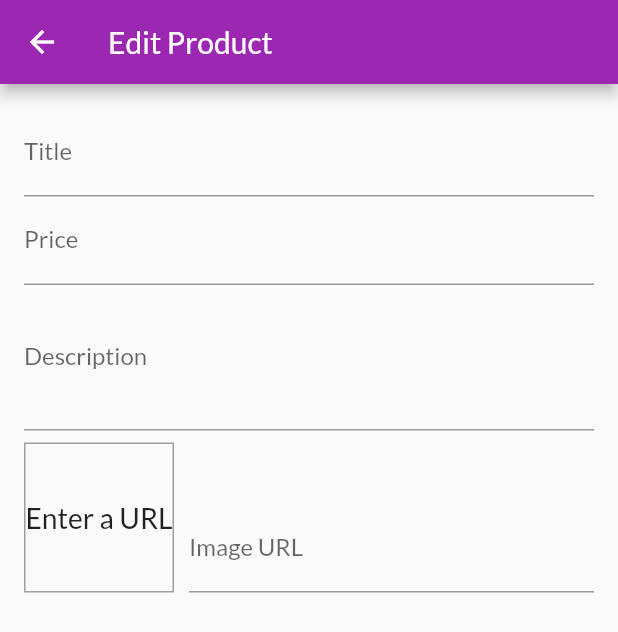
After one commit to brunoAbe26/udemy_flutter, a Flutter app: the EditProductScreen screen opened by its route, on a phone screen of 412 x 824 dp. The commit adds this screen. Shown: the top 632 px of the screen. Run offline on Flutter 3.47's test engine with Material 2 defaults, Android fonts, the phone set to English and light mode, and no system bars; network calls fail.

Commit message:
Criado edit_product_screen

```diff
--- a/lib/main.dart
+++ b/lib/main.dart
@@ -3,6 +3,7 @@ import 'package:provider/provider.dart';
 import 'package:shop_app/providers/cart.dart';
 import 'package:shop_app/providers/orders.dart';
 import 'package:shop_app/screens/cart_screen.dart';
+import 'package:shop_app/screens/edit_product_screen.dart';
 import 'package:shop_app/screens/orders_screen.dart';
 import 'package:shop_app/screens/product_detail_screen.dart';
 import 'package:shop_app/screens/products_overview_screen.dart';
@@ -39,6 +40,7 @@ class MyApp extends StatelessWidget {
           CartScreen.routeName: (ctx) => CartScreen(),
           OrdersScreen.routeName: (ctx) =>  OrdersScreen(),
           UserProductsScreen.routeName: (ctx) => UserProductsScreen(),
+          EditProductScreen.routeName: (ctx) => EditProductScreen(),
         },
       ),
     );
--- /dev/null
+++ b/lib/screens/edit_product_screen.dart
@@ -0,0 +1,113 @@
+import 'package:flutter/material.dart';
+
+class EditProductScreen extends StatefulWidget {
+  static const String routeName = 'edit-product/';
+
+  @override
+  _EditProductScreenState createState() => _EditProductScreenState();
+}
+
+class _EditProductScreenState extends State<EditProductScreen> {
+  final _priceFocusNode = FocusNode();
+  final _descriptionFocusNode = FocusNode();
+  final _imageUrlController = TextEditingController();
+  final _imageUrlFocusNode = FocusNode();
+
+  @override
+  void initState() {
+    // TODO: implement initState
+    _imageUrlFocusNode.addListener(_updateImageUrl);
+    super.initState();
+  }
+
+  @override
+  void dispose() {
+    // TODO: implement dispose
+    _imageUrlFocusNode.removeListener(_updateImageUrl);
+    _priceFocusNode.dispose();
+    _descriptionFocusNode.dispose();
+    _imageUrlController.dispose();
+    _imageUrlFocusNode.dispose();
+    super.dispose();
+  }
+
+  void _updateImageUrl() {
+    if (!_imageUrlFocusNode.hasFocus) {
+      setState(() {});
+    }
+  }
+
+  @override
+  Widget build(BuildContext context) {
+    print(_imageUrlController.text);
+    return Scaffold(
+      appBar: AppBar(
+        title: Text('Edit Product'),
+      ),
+      body: Padding(
+        padding: const EdgeInsets.all(16),
+        child: Form(
+          child: ListView(
+            children: <Widget>[
+              TextFormField(
+                decoration: InputDecoration(labelText: 'Title'),
+                textInputAction: TextInputAction.next,
+                onFieldSubmitted: (_) {
+                  FocusScope.of(context).requestFocus(_priceFocusNode);
+                },
+              ),
+              TextFormField(
+                decoration: InputDecoration(labelText: 'Price'),
+                textInputAction: TextInputAction.next,
+                keyboardType: TextInputType.number,
+                focusNode: _priceFocusNode,
+                onFieldSubmitted: (_) {
+                  FocusScope.of(context).requestFocus(_descriptionFocusNode);
+                },
+              ),
+              TextFormField(
+                decoration: InputDecoration(labelText: 'Description'),
+                keyboardType: TextInputType.multiline,
+                maxLines: 3,
+                focusNode: _descriptionFocusNode,
+              ),
+              Row(
+                mainAxisAlignment: MainAxisAlignment.spaceAround,
+                crossAxisAlignment: CrossAxisAlignment.end,
+                children: <Widget>[
+                  Container(
+                    width: 100,
+                    height: 100,
+                    margin: EdgeInsets.only(
+                      top: 8,
+                      right: 10,
+                    ),
+                    decoration: BoxDecoration(
+                      border: Border.all(width: 1, color: Colors.grey),
+                    ),
+                    child: FittedBox(
+                      child: _imageUrlController.text.isEmpty
+                          ? Text('Enter a URL')
+                          : Image.network(
+                              _imageUrlController.text,
+                              fit: BoxFit.cover,
+                            ),
+                    ),
+                  ),
+                  Expanded(
+                    child: TextFormField(
+                      decoration: InputDecoration(labelText: 'Image URL'),
+                      keyboardType: TextInputType.url,
+                      textInputAction: TextInputAction.done,
+                      controller: _imageUrlController,
+                    ),
+                  ),
+                ],
+              )
+            ],
+          ),
+        ),
+      ),
+    );
+  }
+}
--- a/lib/screens/user_products_screen.dart
+++ b/lib/screens/user_products_screen.dart
@@ -1,6 +1,7 @@
 import 'package:flutter/material.dart';
 import 'package:provider/provider.dart';
 import 'package:shop_app/providers/products.dart';
+import 'package:shop_app/screens/edit_product_screen.dart';
 import 'package:shop_app/widgets/app_drawer.dart';
 import 'package:shop_app/widgets/user_product_item.dart';
 
@@ -17,7 +18,7 @@ class UserProductsScreen extends StatelessWidget {
         actions: <Widget>[
           IconButton(
             icon: Icon(Icons.add),
-            onPressed: () {},
+            onPressed: () => Navigator.of(context).pushNamed(EditProductScreen.routeName),
           ),
         ],
       ),
```
